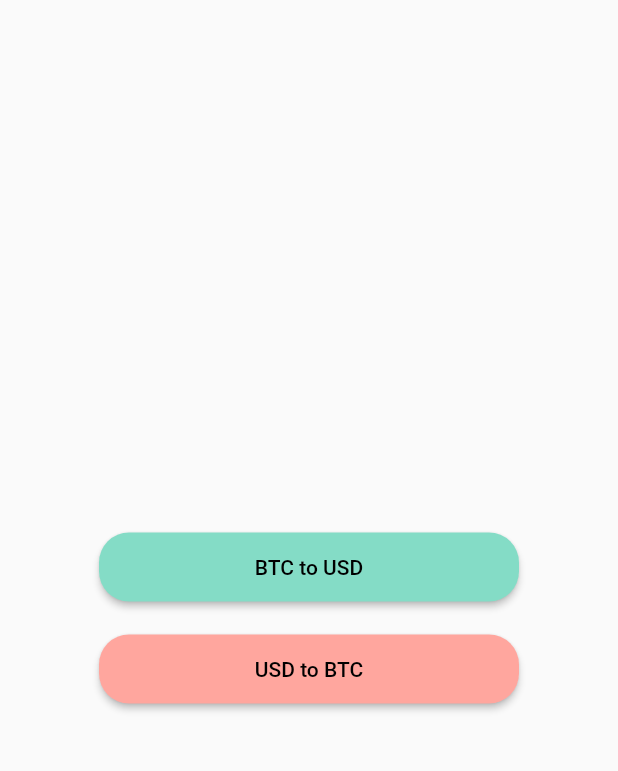
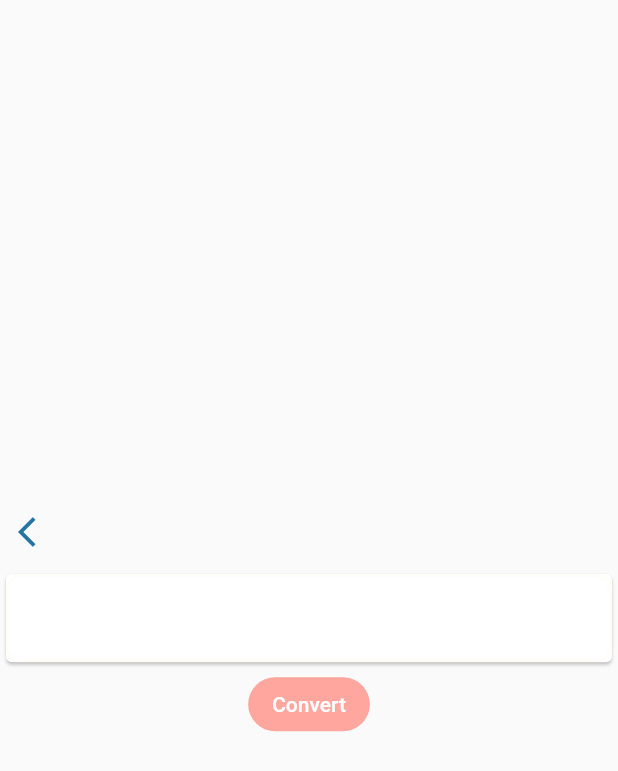
Before and after one commit to KEEBVIN/Bitcoin-Calculator, a Flutter app: the screen it shows after launch, after a tap on "BTC to USD", on a phone screen of 412 x 824 dp. Shown: the top 771 px of the screen. Run offline on Flutter 3.47's test engine with Material 2 defaults, Android fonts, the phone set to English and light mode, and no system bars.

Commit message:
added base to second screen, need unit tests to add error and conversion messages

```diff
--- /dev/null
+++ b/lib/conversion_screen.dart
@@ -0,0 +1,70 @@
+import 'package:flutter/material.dart';
+import 'main.dart';
+
+class ConversionScreen extends StatefulWidget {
+  const ConversionScreen({Key key, @required this.usd, this.btc})
+      : super(key: key);
+  final double usd;
+  final double btc;
+
+  @override
+  State<ConversionScreen> createState() => _ConversionScreenState();
+}
+
+class _ConversionScreenState extends State<ConversionScreen> {
+  @override
+  Widget build(BuildContext context) {
+    return Scaffold(
+        body: Center(
+      child: Column(
+        mainAxisAlignment: MainAxisAlignment.center,
+        children: [
+          // ***BACK BUTTON***
+          Row(
+            children: [
+              IconButton(
+                key: Key("back-btn"),
+                icon: Icon(
+                  Icons.arrow_back_ios,
+                  color: Color(0xFF2274A5),
+                ),
+                onPressed: () {
+                  Navigator.pop(context);
+                },
+              ),
+            ],
+          ),
+          // ***TEXT BOX***
+          Container(
+              child: Card(
+            child: TextField(
+              decoration: InputDecoration(
+                  enabledBorder: OutlineInputBorder(
+                      borderSide: BorderSide(width: 2, color: Color(0xFF3DB8E)),
+                      borderRadius: BorderRadius.circular(10)),
+                  focusedBorder: OutlineInputBorder(
+                      borderSide:
+                          BorderSide(width: 2, color: Color(0xFF2274A5)),
+                      borderRadius: BorderRadius.circular(10)),
+                  fillColor: Color(0xFFFFFF),
+                  filled: true),
+              key: Key('text-field-key'),
+            ),
+          )),
+          // ***CONTINUE BUTTON***
+          ElevatedButton(
+              onPressed: () {},
+              style: ElevatedButton.styleFrom(
+                elevation: 0,
+                primary: Color(0xFFFFA69E),
+                shape: RoundedRectangleBorder(
+                  borderRadius: BorderRadius.circular(20),
+                ),
+              ),
+              child: Text('Convert', style: TextStyle(fontSize: 14), key: Key('convert-btn-text')),
+              key: Key('button-key')),
+        ],
+      ),
+    ));
+  }
+}
--- a/lib/main.dart
+++ b/lib/main.dart
@@ -1,4 +1,5 @@
 import 'package:flutter/material.dart';
+import 'conversion_screen.dart';
 
 void main() => runApp(MyApp());
 
@@ -31,25 +32,36 @@ class _MyHomePageState extends State<MyHomePage> {
       children: [
         ElevatedButton(
           child: Text("BTC to USD",
-              style: TextStyle(fontSize: 14, color: Colors.black)),
-          onPressed: () => {},
+              style: TextStyle(fontSize: 14, color: Colors.black),
+              key: Key('btc-usd-text')),
+          onPressed: () {
+
+              double temp = 0;
+              Navigator.push(context, MaterialPageRoute(builder: (context) => ConversionScreen(usd: temp, btc: temp)));
+          },
           style: TextButton.styleFrom(
               backgroundColor: Color(0xFF84DCC6),
               minimumSize: Size(280, 46),
               shape: RoundedRectangleBorder(
                   borderRadius: BorderRadius.circular(20))),
+          key: Key('btc-usd-btn'),
         ),
         Padding(
           padding: EdgeInsets.fromLTRB(0, 20, 0, 0,),
           child: ElevatedButton(
             child: Text("USD to BTC",
-                style: TextStyle(fontSize: 14, color: Colors.black)),
-            onPressed: () => {},
+                style: TextStyle(fontSize: 14, color: Colors.black),
+                key: Key('usd-btc-text')),
+            onPressed: () {
+              double temp = 0;
+              Navigator.push(context, MaterialPageRoute(builder: (context) => ConversionScreen(usd: temp, btc: temp)));
+            },
             style: TextButton.styleFrom(
                 backgroundColor: Color(0xFFFFA69E),
                 minimumSize: Size(280, 46),
                 shape: RoundedRectangleBorder(
                     borderRadius: BorderRadius.circular(20))),
+            key: Key('usd-btc-btn')
           ),
         ),
       ],
```
Also changed, not shown: test_driver/app_test.dart (+42 -0 lines).
